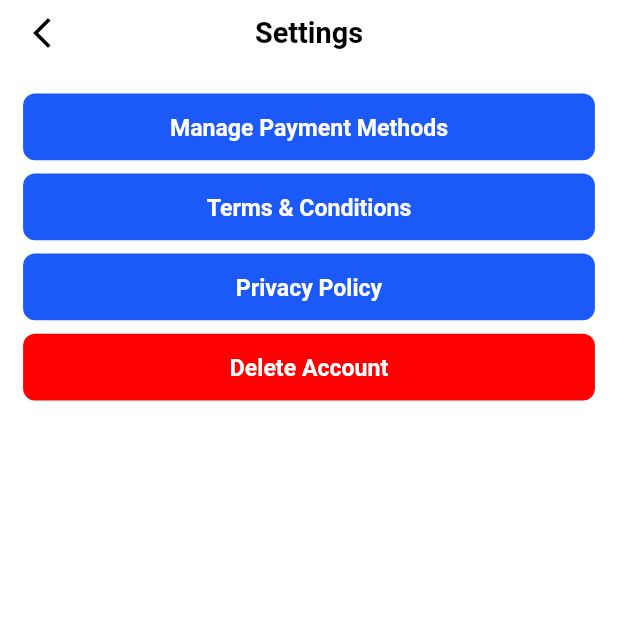
After one commit to Haris-Bashir-QBS/help_sum, a Flutter app: the SettingsPage screen opened by its route, on a phone screen of 412 x 824 dp, the top half of it. The commit adds this screen. Run offline on Flutter 3.47's test engine with Material 3 defaults, Android fonts, the phone set to English and light mode, and no system bars; our stand-ins replace carousel_slider, cherry_toast, connectivity_plus, device_info_plus, dio, equatable and 24 more; missing offline and left inert: flutter_custom_month_picker, flutter_google_places_sdk, flutter_stripe; accounts and stored records are empty; generated files the repository leaves out were written again.

Commit message:
feat(settings): Add settings screen with payment method support

```diff
--- a/lib/src/core/constants/app_texts.dart
+++ b/lib/src/core/constants/app_texts.dart
@@ -16,8 +16,15 @@ class AppTexts {
   static const String confirmPassword = 'Confirm Password';
   static const String alreadyHaveAccount = 'Already have an account?';
   static const String loginHere = 'Login here.';
+  static const String settings = 'Settings';
   static const String roleSelectionHeading =
       'Need Services\nor Job at Your\nFingertips?.';
+  static const String managePaymentMethods = 'Manage Payment Methods ';
+  static const String termsAndConditions = 'Terms & Conditions';
+  static const String privacyPolicy = 'Privacy Policy';
+  static const String aboutUs = 'About Us';
+  static const String contactUs = 'Contact Us';
+  static const String deleteAccount = 'Delete Account';
 
   // OTP Verification Page
   static const String verificationCode = 'Verification Code';
--- a/lib/src/core/router/app_router.dart
+++ b/lib/src/core/router/app_router.dart
@@ -14,6 +14,7 @@ import 'package:help_sum/src/features/core/common/intro/onboarding/pages/onboard
 import 'package:help_sum/src/features/core/common/main_navigation/domain/model/job_model.dart';
 import 'package:help_sum/src/features/core/common/main_navigation/pages/main_navigation_page.dart';
 import 'package:help_sum/src/features/core/common/profile/presentation/pages/portfolio_screen.dart';
+import 'package:help_sum/src/features/core/common/profile/presentation/pages/settings_page.dart';
 import 'package:help_sum/src/features/core/consumer/booking/data/models/job_response_model.dart';
 import 'package:help_sum/src/features/core/consumer/explore_services/data/models/route/Booking_route_params.dart';
 import 'package:help_sum/src/features/core/consumer/explore_services/presentation/pages/all_categories_listing_page.dart';
@@ -62,6 +63,7 @@ final GoRouter appRouter = GoRouter(
     _changeDescription(),
     _changeRates(),
     _portfolio(),
+    _settings(),
 
     _mainNavigation(),
     _allCategoriesListing(),
@@ -89,6 +91,16 @@ final GoRouter appRouter = GoRouter(
     _manageJob(),
   ],
 );
+
+GoRoute _settings() {
+  return GoRoute(
+    path: '/settings',
+    name: AppRoutes.settings,
+    builder: (context, state) {
+      return SettingsPage();
+    },
+  );
+}
 
 GoRoute _jobDetail() {
   return GoRoute(
--- a/lib/src/core/router/app_routes.dart
+++ b/lib/src/core/router/app_routes.dart
@@ -12,6 +12,7 @@ class AppRoutes {
   static const String changePassword = 'change_password';
   static const String verifyOtp = 'verify_otp';
   static const String onboarding = 'onboarding';
+  static const String settings = 'settings';
   static const String portfolio = 'portfolio';
   static const String selectSkill = 'select_skill';
   static const String mainNavigation = 'main_navigation';
--- /dev/null
+++ b/lib/src/features/core/common/profile/presentation/pages/settings_page.dart
@@ -0,0 +1,62 @@
+import 'package:flutter/material.dart';
+import 'package:flutter_screenutil/flutter_screenutil.dart';
+import 'package:go_router/go_router.dart';
+import 'package:help_sum/src/core/constants/app_palette.dart';
+import 'package:help_sum/src/core/constants/app_texts.dart';
+import 'package:help_sum/src/core/extensions/context_extensions.dart';
+import 'package:help_sum/src/core/router/app_routes.dart';
+import 'package:help_sum/src/widgets/custom_app_bar.dart';
+import 'package:help_sum/src/widgets/custom_button.dart';
+
+class SettingsPage extends StatelessWidget {
+  const SettingsPage({super.key});
+
+  @override
+  Widget build(BuildContext context) {
+    return Scaffold(
+      appBar: CustomAppBar(title: AppTexts.settings),
+      body: SingleChildScrollView(
+        child: Column(
+          spacing: 10.h,
+          children: [
+            10.verticalSpace,
+            Padding(
+              padding: EdgeInsets.symmetric(horizontal: 16.w),
+              child: CustomButton(
+                text: AppTexts.managePaymentMethods,
+                onPressed: () {
+                  context.pushNamed(AppRoutes.addCard);
+                },
+                color: context.primaryColor,
+              ),
+            ),
+            Padding(
+              padding: EdgeInsets.symmetric(horizontal: 16.w),
+              child: CustomButton(
+                text: AppTexts.termsAndConditions,
+                onPressed: () {},
+                color: context.primaryColor,
+              ),
+            ),
+            Padding(
+              padding: EdgeInsets.symmetric(horizontal: 16.w),
+              child: CustomButton(
+                text: AppTexts.privacyPolicy,
+                onPressed: () {},
+                color: context.primaryColor,
+              ),
+            ),
+            Padding(
+              padding: EdgeInsets.symmetric(horizontal: 16.w),
+              child: CustomButton(
+                text: AppTexts.deleteAccount,
+                onPressed: () {},
+                color: AppPalette.redColor,
+              ),
+            ),
+          ],
+        ),
+      ),
+    );
+  }
+}
```
Also changed, not shown: lib/src/features/core/common/profile/presentation/pages/profile_details_page.dart (+17 -1 lines).
